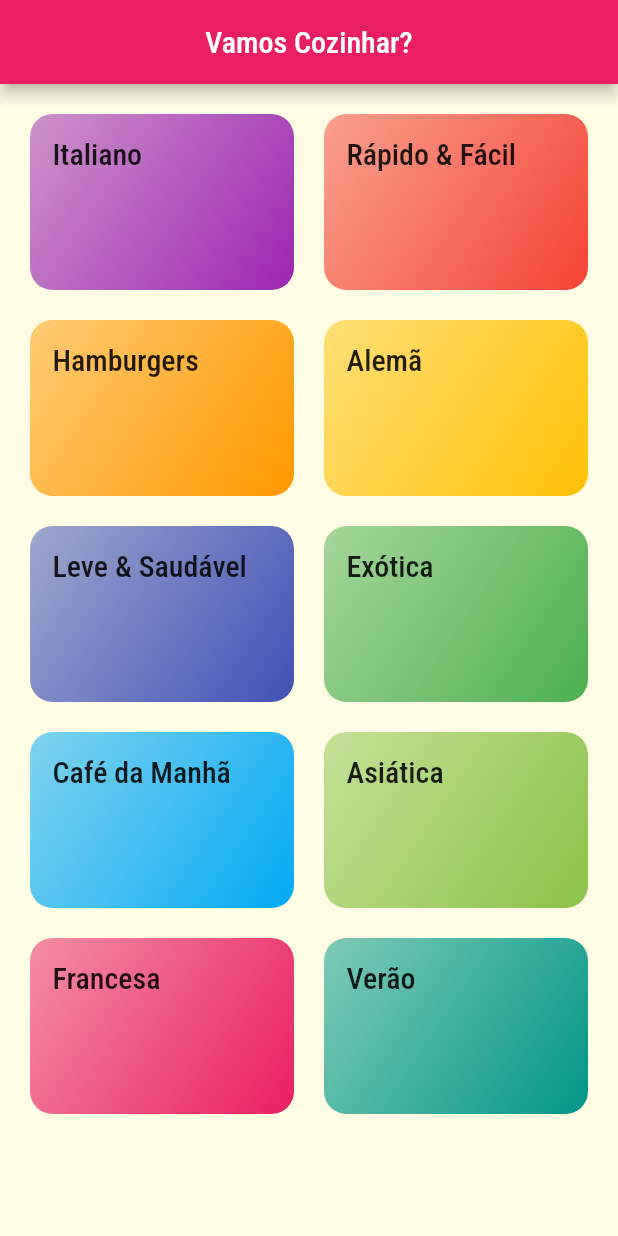
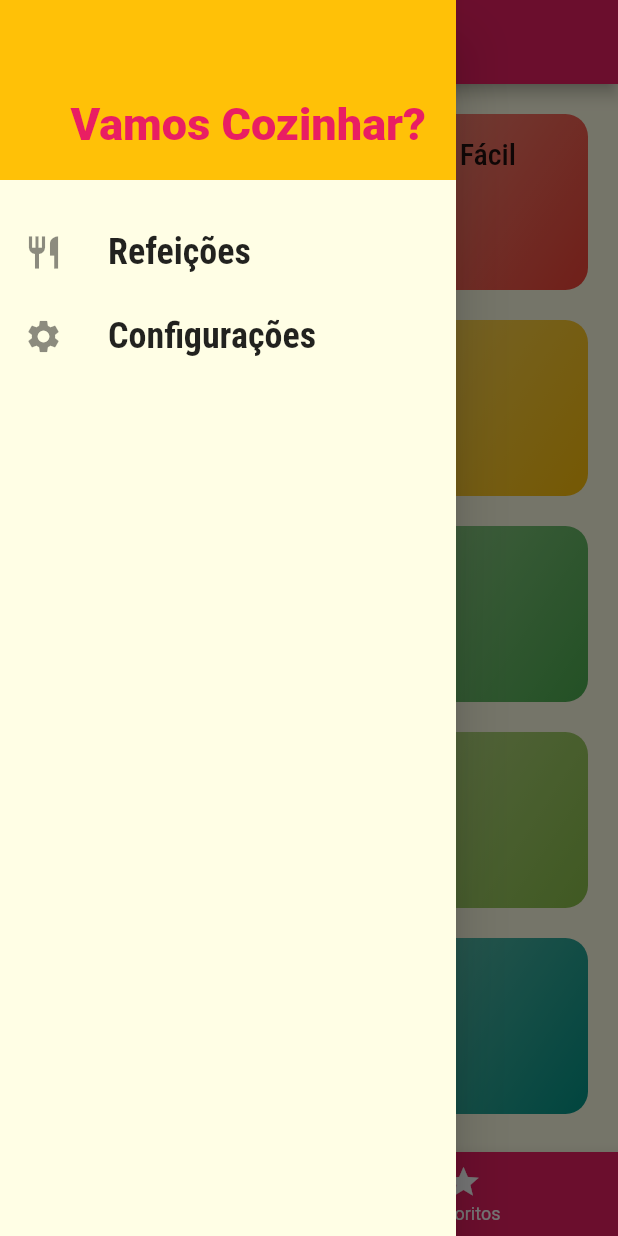
Before and after one commit to gustavo-oa/flutter_meals, a Flutter app: the screen it shows after launch, with the side drawer open (before the commit the screen has no drawer), on a phone screen of 412 x 824 dp. Run offline on Flutter 3.47's test engine with Material 2 defaults, Android fonts, the phone set to English and light mode, and no system bars.

Commit message:
criado tela de favorito, drawer e filtro de refeições

```diff
--- /dev/null
+++ b/lib/components/main_drawer.dart
@@ -0,0 +1,60 @@
+import 'package:flutter/material.dart';
+
+import '../utils/app_routes.dart';
+
+class MainDrawer extends StatelessWidget {
+  Widget _createItem(IconData icon, String label, Function onTap) {
+    return ListTile(
+      leading: Icon(
+        icon,
+        size: 26,
+      ),
+      title: Text(
+        label,
+        style: const TextStyle(
+          fontFamily: 'RobotoCondensed',
+          fontSize: 24,
+          fontWeight: FontWeight.bold,
+        ),
+      ),
+      onTap: () => onTap(),
+    );
+  }
+
+  @override
+  Widget build(BuildContext context) {
+    return Drawer(
+      child: Column(
+        children: [
+          Container(
+            height: 120,
+            width: double.infinity,
+            padding: const EdgeInsets.all(20),
+            color: Theme.of(context).colorScheme.secondary,
+            alignment: Alignment.bottomRight,
+            child: Text(
+              'Vamos Cozinhar?',
+              style: TextStyle(
+                fontWeight: FontWeight.w900,
+                fontSize: 30,
+                color: Theme.of(context).colorScheme.primary,
+              ),
+            ),
+          ),
+          const SizedBox(height: 20),
+          _createItem(
+            Icons.restaurant,
+            'Refeições',
+            () => Navigator.of(context).pushReplacementNamed(AppRoutes.HOME),
+          ),
+          _createItem(
+            Icons.settings,
+            'Configurações',
+            () =>
+                Navigator.of(context).pushReplacementNamed(AppRoutes.SETTINGS),
+          ),
+        ],
+      ),
+    );
+  }
+}
--- a/lib/main.dart
+++ b/lib/main.dart
@@ -1,14 +1,59 @@
 import 'package:flutter/material.dart';
 import 'package:meals/screens/categories_meals_screen.dart';
-import 'package:meals/screens/categories_screen.dart';
+
+import 'package:meals/screens/meal_detail_screen.dart';
+import 'package:meals/screens/tabs_screen.dart';
 import 'package:meals/utils/app_routes.dart';
+
+import 'data/dummy_data.dart';
+import 'models/meal.dart';
+import 'models/settings.dart';
+import 'screens/settings_screen.dart';
 
 void main() {
   runApp(const MyApp());
 }
 
-class MyApp extends StatelessWidget {
+class MyApp extends StatefulWidget {
   const MyApp({Key? key}) : super(key: key);
+
+  @override
+  State<MyApp> createState() => _MyAppState();
+}
+
+class _MyAppState extends State<MyApp> {
+  Settings settings = Settings();
+  List<Meal> _availableMeals = DUMMY_MEALS;
+  List<Meal> _favoriteMeals = [];
+
+  void _filterMeals(Settings settings) {
+    setState(() {
+      this.settings = settings;
+
+      _availableMeals = DUMMY_MEALS.where((meal) {
+        final filterGluten = settings.isGlutenFree && !meal.isGlutenFree;
+        final filterLactose = settings.isLactoseFree && !meal.isLactoseFree;
+        final filterVegan = settings.isVegan && !meal.isVegan;
+        final filterVegetarian = settings.isVegetarian && !meal.isVegetarian;
+        return !filterGluten &&
+            !filterLactose &&
+            !filterVegan &&
+            !filterVegetarian;
+      }).toList();
+    });
+  }
+
+  void _toggleFavorite(Meal meal) {
+    setState(() {
+      _favoriteMeals.contains(meal)
+          ? _favoriteMeals.remove(meal)
+          : _favoriteMeals.add(meal);
+    });
+  }
+
+  bool _isFavorite(Meal meal) {
+    return _favoriteMeals.contains(meal);
+  }
 
   // This widget is the root of your application.
   @override
@@ -40,8 +85,12 @@ class MyApp extends StatelessWidget {
         ),
       ),
       routes: {
-        AppRoutes.HOME: (ctx) => CategoriesScreen(),
-        AppRoutes.CATEGORIES_MEALS: (ctx) => CategoriesMealsScreen(),
+        AppRoutes.HOME: (ctx) => TabsScreen(_favoriteMeals),
+        AppRoutes.CATEGORIES_MEALS: (ctx) =>
+            CategoriesMealsScreen(meals: _availableMeals),
+        AppRoutes.MEAL_DETAIL: (ctx) =>
+            MealDetailScreen(_toggleFavorite, _isFavorite),
+        AppRoutes.SETTINGS: (ctx) => SettingsScreen(settings, _filterMeals)
       },
     );
   }
--- /dev/null
+++ b/lib/models/settings.dart
@@ -0,0 +1,13 @@
+class Settings {
+  bool isGlutenFree;
+  bool isLactoseFree;
+  bool isVegan;
+  bool isVegetarian;
+
+  Settings({
+    this.isGlutenFree = false,
+    this.isLactoseFree = false,
+    this.isVegan = false,
+    this.isVegetarian = false,
+  });
+}
--- a/lib/screens/categories_screen.dart
+++ b/lib/screens/categories_screen.dart
@@ -6,12 +6,7 @@ import '../components/category_item.dart';
 class CategoriesScreen extends StatelessWidget {
   @override
   Widget build(BuildContext context) {
-    return Scaffold(
-      appBar: AppBar(
-        centerTitle: true,
-        title: const Text('Vamos Cozinhar?'),
-      ),
-      body: GridView(
+    return GridView(
       padding: const EdgeInsets.all(20),
       gridDelegate: const SliverGridDelegateWithMaxCrossAxisExtent(
         maxCrossAxisExtent: 200,
@@ -24,7 +19,6 @@ class CategoriesScreen extends StatelessWidget {
           return CategoryItem(category);
         },
       ).toList(),
-      ),
     );
   }
 }
--- /dev/null
+++ b/lib/screens/tabs_screen.dart
@@ -0,0 +1,70 @@
+import 'package:flutter/material.dart';
+import 'package:meals/components/main_drawer.dart';
+import 'package:meals/models/meal.dart';
+import 'package:meals/screens/categories_screen.dart';
+import 'package:meals/screens/favorite_screen.dart';
+
+class TabsScreen extends StatefulWidget {
+  final List<Meal> favoriteMeals;
+
+  // ignore: use_key_in_widget_constructors
+  const TabsScreen(this.favoriteMeals);
+
+  @override
+  State<TabsScreen> createState() => _TabsScreenState();
+}
+
+class _TabsScreenState extends State<TabsScreen> {
+  int _selectedScreenIndex = 0;
+  final List<String> _titles = [
+    'Lista de Categorias',
+    'Meus Favoritos',
+  ];
+
+  late List<Widget> _screens;
+
+  @override
+  void initState() {
+    super.initState();
+    _screens = [
+      CategoriesScreen(),
+      FavoriteScreen(widget.favoriteMeals),
+    ];
+  }
+
+  _selectScreen(int index) {
+    setState(() {
+      _selectedScreenIndex = index;
+    });
+  }
+
+  @override
+  Widget build(BuildContext context) {
+    return Scaffold(
+      appBar: AppBar(
+        centerTitle: true,
+        title: Text(_titles[_selectedScreenIndex]),
+      ),
+      drawer: MainDrawer(),
+      body: _screens[_selectedScreenIndex],
+      bottomNavigationBar: BottomNavigationBar(
+        onTap: _selectScreen,
+        backgroundColor: Theme.of(context).colorScheme.primary,
+        unselectedItemColor: Colors.white,
+        selectedItemColor: Theme.of(context).colorScheme.secondary,
+        currentIndex: _selectedScreenIndex,
+        type: BottomNavigationBarType.fixed,
+        items: const [
+          BottomNavigationBarItem(
+            icon: Icon(Icons.category),
+            label: 'Categorias',
+          ),
+          BottomNavigationBarItem(
+            icon: Icon(Icons.star),
+            label: 'Favoritos',
+          ),
+        ],
+      ),
+    );
+  }
+}
--- a/lib/utils/app_routes.dart
+++ b/lib/utils/app_routes.dart
@@ -1,4 +1,6 @@
 class AppRoutes {
   static const HOME = '/';
   static const CATEGORIES_MEALS = '/categories-meals';
+  static const MEAL_DETAIL = '/meal-detail';
+  static const SETTINGS = '/settings';
 }
```
Also changed, not shown: lib/components/meal_item.dart (added, +115 -0 lines), lib/models/meal.dart (+26 -0 lines), lib/screens/categories_meals_screen.dart (+13 -2 lines), lib/screens/favorite_screen.dart (added, +26 -0 lines), lib/screens/meal_detail_screen.dart (added, +108 -0 lines), lib/screens/settings_screen.dart (added, +95 -0 lines). Lines whose indentation alone changed are shown as unchanged.
